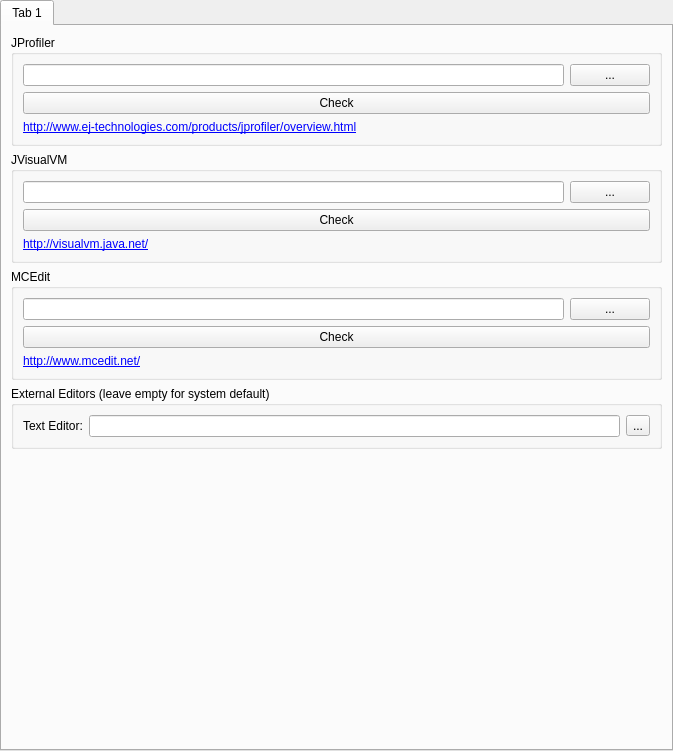
MultiMC/Launcher, file gui/pages/global/ExternalToolsPage.ui: the form before one commit.
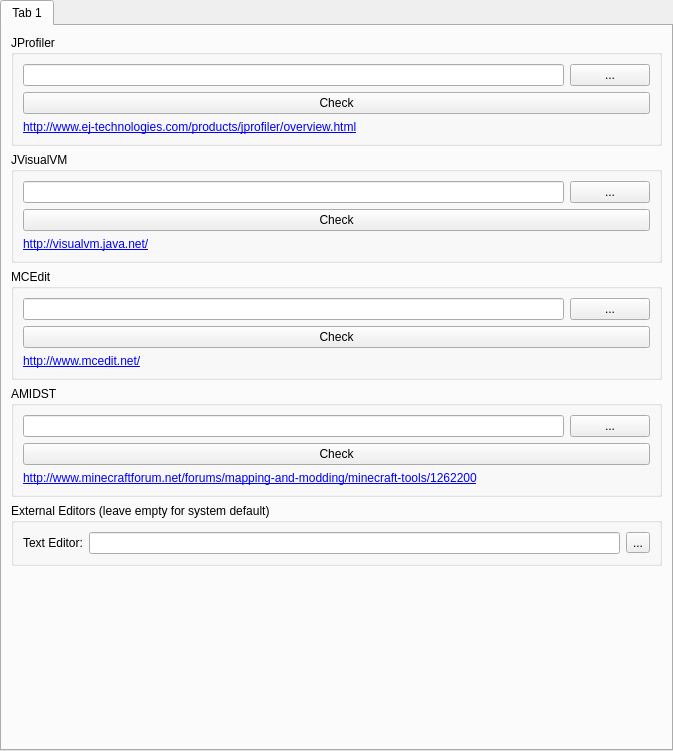
The form after the commit.

Commit message: AMIDST support

Patch:
```diff
--- a/gui/pages/global/ExternalToolsPage.ui
+++ b/gui/pages/global/ExternalToolsPage.ui
@@ -147,6 +147,43 @@
          </layout>
         </widget>
        </item>
+       <item>
+        <widget class="QGroupBox" name="groupBox_5">
+         <property name="title">
+          <string>AMIDST</string>
+         </property>
+         <layout class="QVBoxLayout" name="verticalLayout_13">
+          <item>
+           <layout class="QHBoxLayout" name="horizontalLayout_7">
+            <item>
+             <widget class="QLineEdit" name="amidstPathEdit"/>
+            </item>
+            <item>
+             <widget class="QPushButton" name="amidstPathBtn">
+              <property name="text">
+               <string>...</string>
+              </property>
+             </widget>
+            </item>
+           </layout>
+          </item>
+          <item>
+           <widget class="QPushButton" name="amidstCheckBtn">
+            <property name="text">
+             <string>Check</string>
+            </property>
+           </widget>
+          </item>
+          <item>
+           <widget class="QLabel" name="amidstLink">
+            <property name="text">
+             <string>&lt;html&gt;&lt;head/&gt;&lt;body&gt;&lt;p&gt;&lt;a href=&quot;http://www.minecraftforum.net/forums/mapping-and-modding/minecraft-tools/1262200&quot;&gt;&lt;span style=&quot; text-decoration: underline; color:#0000ff;&quot;&gt;http://www.minecraftforum.net/forums/mapping-and-modding/minecraft-tools/1262200&lt;/span&gt;&lt;/a&gt;&lt;/p&gt;&lt;/body&gt;&lt;/html&gt;</string>
+            </property>
+           </widget>
+          </item>
+         </layout>
+        </widget>
+       </item>
        <item>
         <widget class="QGroupBox" name="editorsBox">
          <property name="title">
```
The commit also changes 6 other files.
